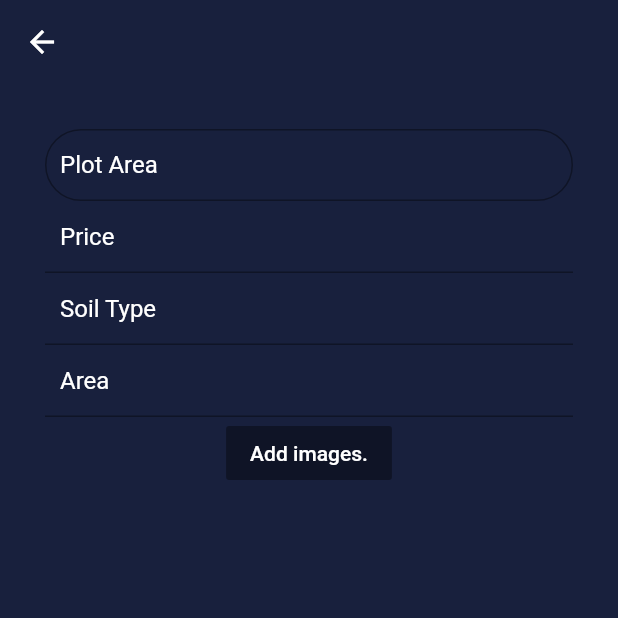
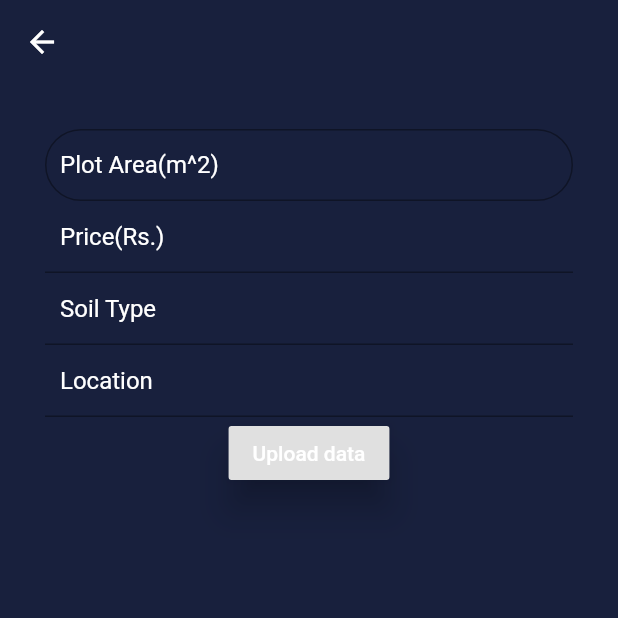
Before and after one commit to Ritwikmehta28/freelance_kisan, a Flutter app: the AddNewLand screen opened directly, on a phone screen of 412 x 824 dp, the top half of it. Run offline on Flutter 3.47's test engine with Material 2 defaults, Android fonts, the phone set to English and light mode, and no system bars; our stand-ins replace cloud_firestore, firebase_auth, firebase_core, font_awesome_flutter, google_fonts, google_sign_in; missing offline and left inert: flutter_facebook_auth; accounts and stored records are empty; network calls fail.

Commit message:
Added function to Save Data to firestore

```diff
--- a/lib/AddNewLand.dart
+++ b/lib/AddNewLand.dart
@@ -1,4 +1,5 @@
 import 'package:flutter/material.dart';
+import 'package:cloud_firestore/cloud_firestore.dart';
 
 class AddNewLand extends StatefulWidget {
   @override
@@ -6,11 +7,28 @@
 }
 
 class _AddNewLandState extends State<AddNewLand> {
-  final Color primaryColor = Color(0xff18203d);
+//  Variables
+  int plotArea = 0;
+  String location = "Default";
+  int price = 0;
+  String soilType = "Default";
+  Color primaryColor = Color(0xff18203d);
 
+  void uploadImage() async {}
 
-  void uploadImage()async{
+  CollectionReference users = FirebaseFirestore.instance.collection('Plots');
 
+  Future<void> addUser() {
+    // Call the user's CollectionReference to add a new user
+    return users
+        .add({
+          'Plot_size': plotArea,
+          'Soil_type': soilType,
+          'Price': price,
+          'Location': location
+        })
+        .then((value) => print("User Added"))
+        .catchError((error) => print("Failed to add user: $error"));
   }
 
   @override
@@ -26,9 +44,12 @@
           child: Column(
             children: [
               TextFormField(
+                onChanged: (value) {
+                  plotArea = int.parse(value);
+                },
                 decoration: InputDecoration(
                   contentPadding: EdgeInsets.symmetric(horizontal: 10),
-                  labelText: 'Plot Area',
+                  labelText: 'Plot Area(m^2)',
                   labelStyle: TextStyle(color: Colors.white),
                   border: OutlineInputBorder(
                     borderRadius: BorderRadius.circular(25.0),
@@ -37,13 +58,19 @@
                 ),
               ),
               TextFormField(
+                onChanged: (value) {
+                  price = int.parse(value);
+                },
                 decoration: InputDecoration(
                   contentPadding: EdgeInsets.symmetric(horizontal: 10),
-                  labelText: 'Price',
+                  labelText: 'Price(Rs.)',
                   labelStyle: TextStyle(color: Colors.white),
                 ),
               ),
               TextFormField(
+                onChanged: (value) {
+                  soilType = value;
+                },
                 decoration: InputDecoration(
                   contentPadding: EdgeInsets.symmetric(horizontal: 10),
                   labelText: 'Soil Type',
@@ -51,16 +78,23 @@
                 ),
               ),
               TextFormField(
+                onChanged: (value) {
+                  location = value;
+                },
                 decoration: InputDecoration(
                   contentPadding: EdgeInsets.symmetric(horizontal: 10),
-                  labelText: 'Area',
+                  labelText: 'Location',
                   labelStyle: TextStyle(color: Colors.white),
                 ),
               ),
               RaisedButton(
-                  onPressed: () {
-                    uploadImage()
-                  }, elevation: 10.0, child: Text("Add images."),textColor: Colors.white,)
+                onPressed: () {
+                  addUser();
+                },
+                elevation: 10.0,
+                child: Text("Upload data"),
+                textColor: Colors.white,
+              )
             ],
           ),
         ));
```
